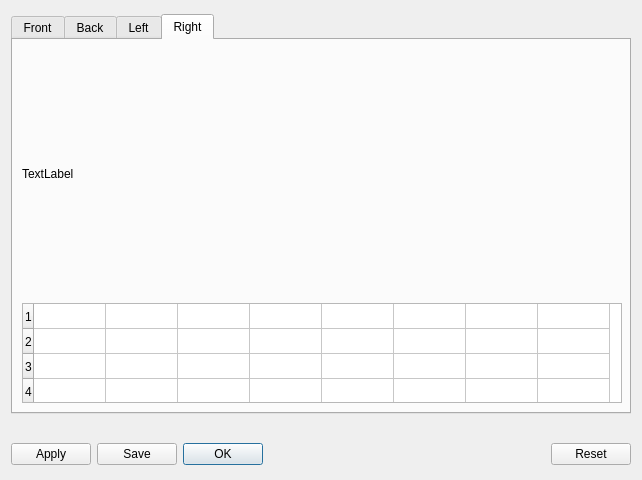
Old version of the form polyfit.ui in the repository lovelers/360blend.
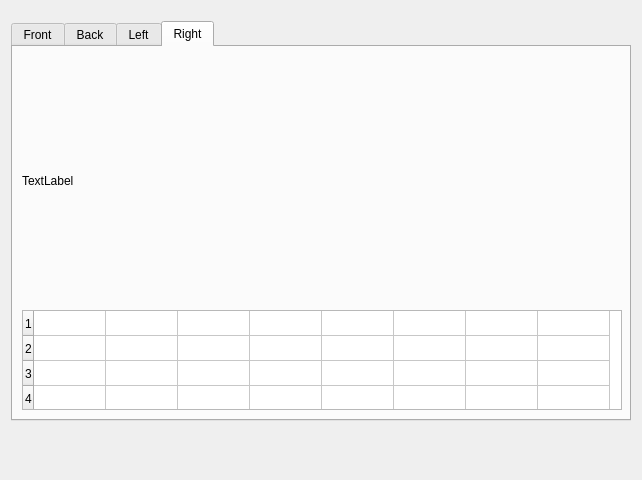
New version of the form.

Diff of the .ui file:
```diff
--- a/polyfit.ui
+++ b/polyfit.ui
@@ -505,7 +505,10 @@
       <enum>Qt::Horizontal</enum>
      </property>
      <property name="standardButtons">
-      <set>QDialogButtonBox::Apply|QDialogButtonBox::Ok|QDialogButtonBox::Reset|QDialogButtonBox::Save</set>
+      <set>QDialogButtonBox::NoButton</set>
+     </property>
+     <property name="centerButtons">
+      <bool>false</bool>
      </property>
     </widget>
    </item>
```
